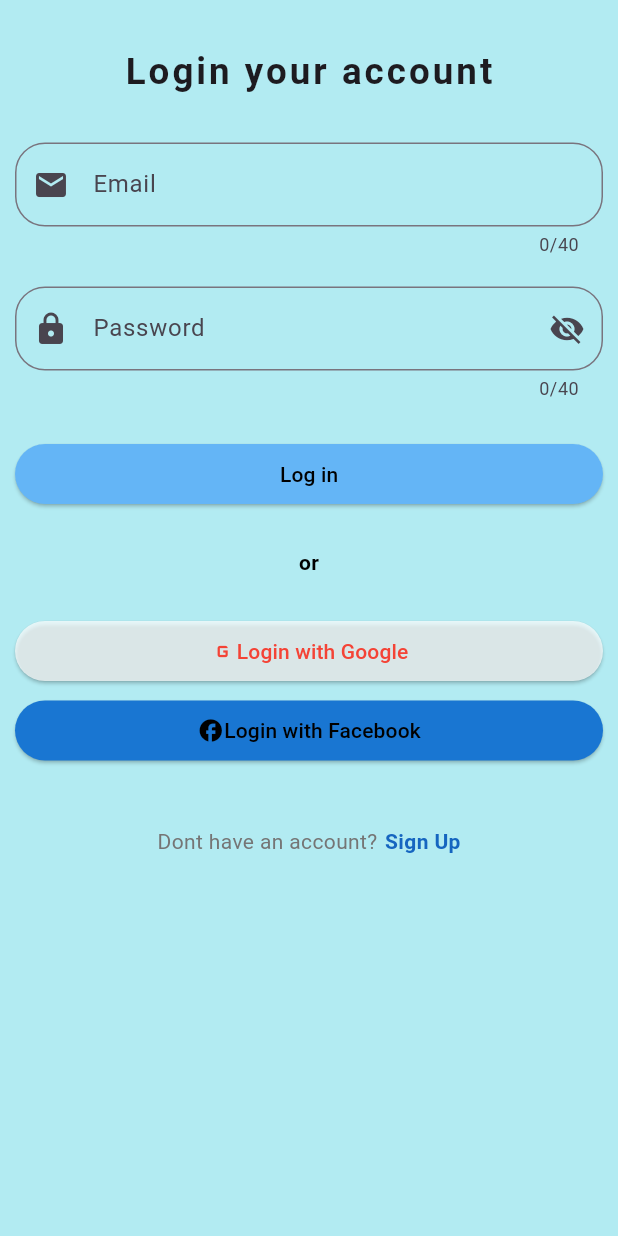
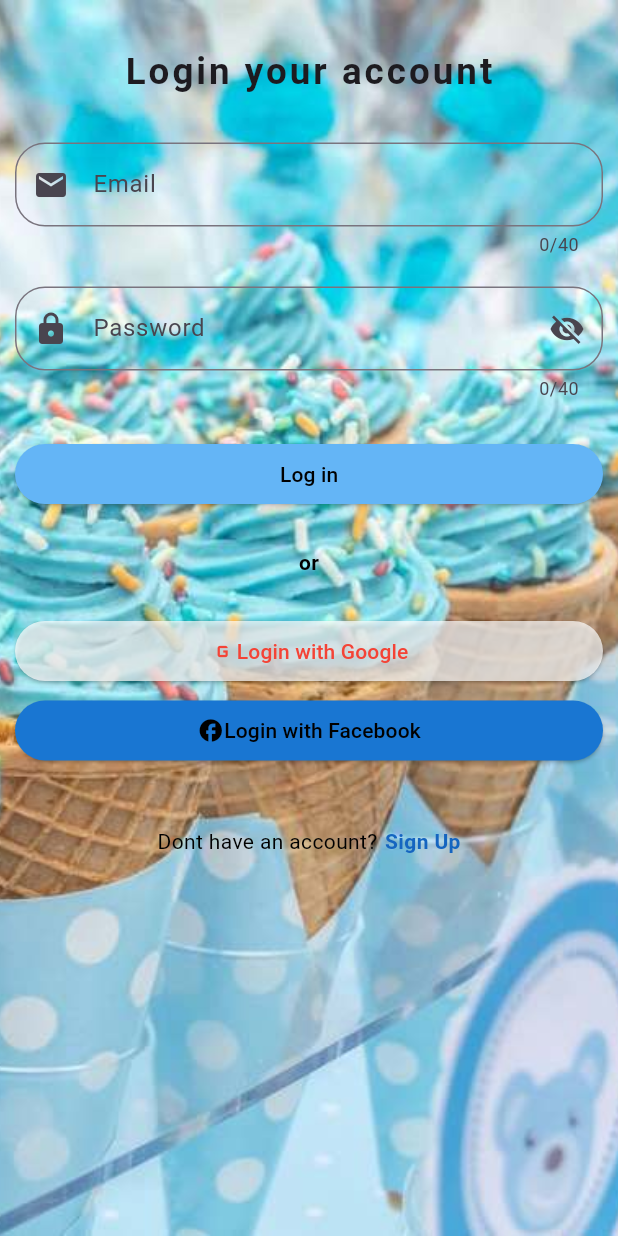
Before and after one commit to Louissejaneg/OrderJoy, a Flutter app: the screen it shows after launch, after a tap on "Create Account", after a tap on "Log In", on a phone screen of 412 x 824 dp. Run offline on Flutter 3.47's test engine with Material 3 defaults, Android fonts, the phone set to English and light mode, and no system bars; our stand-ins replace flutter_carousel_widget, flutter_spinkit; network calls fail.

Commit message:
Final Activity.5

```diff
--- a/lib/pages/dashboard.dart
+++ b/lib/pages/dashboard.dart
@@ -1,4 +1,5 @@
 import 'package:flutter/material.dart';
+import 'package:flutter_carousel_widget/flutter_carousel_widget.dart';
 
 class Dashboard extends StatefulWidget {
   const Dashboard({super.key});
@@ -54,17 +55,46 @@ class _DashboardState extends State<Dashboard> {
             child: Column(
               mainAxisAlignment: MainAxisAlignment.center,
               children: [
-                Center(
-                  child: Image.asset(
-                    'assets/nobg.jpg',
-                    height: 700,
-                    width: 360,
+                FlutterCarousel(
+                  options: CarouselOptions(
+                    height: 500.0,
+                    autoPlay: true,
+                    autoPlayAnimationDuration: Duration(seconds: 5),
+                    showIndicator: true,
+                    slideIndicator: CircularSlideIndicator(),
                   ),
+                  items: [
+                    'assets/Graham.jpg',
+                    'assets/Halohalo.webp',
+                    'assets/Icecream.jpg',
+                    'assets/MaisConYelo.webp',
+                  ].map((String imagePath) {
+                    return Builder(
+                      builder: (BuildContext context) {
+                        return Container(
+                          width: MediaQuery.of(context).size.width,
+                          margin: EdgeInsets.symmetric(horizontal: 10.0),
+                          decoration: BoxDecoration(
+                            color: Colors.blue[400],
+                            borderRadius: BorderRadius.circular(10.0),
+                          ),
+                          child: ClipRRect(
+                            borderRadius: BorderRadius.circular(10.0),
+                            child: Image.asset(
+                              imagePath,
+                              fit: BoxFit.cover,
+                            ),
+                          ),
+                        );
+                      },
+                    );
+                  }).toList(),
                 ),
-              ],
+                  ]
+                ),
             ),
           ),
-        )
+
     );
   }
 }
--- a/lib/pages/login.dart
+++ b/lib/pages/login.dart
@@ -46,7 +46,15 @@ class _LoginState extends State<Login> {
     return Scaffold(
       resizeToAvoidBottomInset: false,
       backgroundColor: Colors.cyan[100],
-      body: SafeArea(
+        body: SafeArea(
+        child: Container(
+        decoration: BoxDecoration(
+        image: DecorationImage(
+        image: AssetImage('assets/Cone.jpg'),
+    fit: BoxFit.cover
+    ),
+    ),
+
         child: Padding(
           padding: EdgeInsets.fromLTRB(10.0, 30.0, 10.0, 0),
           child: Column(
@@ -217,7 +225,7 @@ class _LoginState extends State<Login> {
                     Text(
                       'Dont have an account?',
                       style: TextStyle(
-                        color: Colors.grey[600],
+                        color: Colors.black,
                       ),
                     ),
                     SizedBox(width: 5.0,),
@@ -240,6 +248,7 @@ class _LoginState extends State<Login> {
         ),
       ),
     ),
+    ),
     );
   }
 
--- a/lib/pages/menu.dart
+++ b/lib/pages/menu.dart
@@ -19,7 +19,7 @@ class _MenuState extends State<Menu> {
     final response = await http.get(Uri.parse('http://10.0.2.2:8080/api/v1/product/all')
     );
     final data = jsonDecode(response.body);
-    print (data);
+    // print (data);
     List products = <Product>[];
     for(var product in data){
       products.add(Product.fromJson(product));
@@ -69,7 +69,7 @@ class _MenuState extends State<Menu> {
                   itemCount: products.length,
                   itemBuilder: (context, index){
                     return Card(
-                      color: Colors.grey[300],
+                      color: Colors.blue[300],
                       child: ListTile(
                         title: Column(
                           crossAxisAlignment: CrossAxisAlignment.start,
--- a/lib/pages/signup.dart
+++ b/lib/pages/signup.dart
@@ -39,7 +39,14 @@ createAccount(User user) async{
     return Scaffold(
       backgroundColor: Colors.cyan[100],
       body: SafeArea(
-        child: Padding(
+        child: Container(
+         decoration: BoxDecoration(
+           image: DecorationImage(
+           image: AssetImage('assets/Cone.jpg'),
+           fit: BoxFit.cover
+         ),
+        ),
+           child: Padding(
           padding: EdgeInsets.fromLTRB(10.0, 30.0, 10.0, 0),
           child: Column(
             crossAxisAlignment: CrossAxisAlignment.center,
@@ -162,6 +169,51 @@ createAccount(User user) async{
                   foregroundColor: Colors.black
                 ),
               ),
+
+                    SizedBox(height: 25.0,),
+                    Row(
+                      mainAxisAlignment: MainAxisAlignment.center,
+                      children: <Widget>[
+                        Text(
+                          'or',
+                          style: TextStyle(
+                            color: Colors.black,
+                            fontWeight: FontWeight.bold,
+                          ),
+                        ),
+                      ],
+                    ),
+                    SizedBox(height: 25.0,),
+                    ElevatedButton(
+                      onPressed: (){},
+                      child: Row(
+                        mainAxisAlignment: MainAxisAlignment.center,
+                        children: [
+                          Icon(Icons.g_mobiledata),
+                          Text('Continue with Google'),
+                        ],
+                      ),
+                      style: ElevatedButton.styleFrom(
+                          backgroundColor: Colors.white70,
+                          foregroundColor: Colors.red
+                      ),
+                    ),
+                    SizedBox(height: 5.0,),
+                    ElevatedButton(
+                      onPressed: (){},
+                      child: Row(
+                        mainAxisAlignment: MainAxisAlignment.center,
+                        children: [
+                          Icon(Icons.facebook),
+                          Text('Continue with Facebook'),
+                        ],
+                      ),
+                      style: ElevatedButton.styleFrom(
+                          backgroundColor: Colors.blue[700],
+                          foregroundColor: Colors.black
+                      ),
+                    ),
+
                     SizedBox(height: 40.0,),
                     Row(
                       mainAxisAlignment: MainAxisAlignment.center,
@@ -169,7 +221,7 @@ createAccount(User user) async{
                         Text(
                           'Already have an account?',
                           style: TextStyle(
-                            color: Colors.grey[600],
+                            color: Colors.black,
                           ),
                         ),
                         SizedBox(width: 5.0,),
@@ -192,6 +244,7 @@ createAccount(User user) async{
       ),
     ),
       ),
+    ),
     );
   }
 }
--- a/pubspec.yaml
+++ b/pubspec.yaml
@@ -37,6 +37,7 @@ dependencies:
   cupertino_icons: ^1.0.6
   http: ^1.2.1
   flutter_spinkit: ^5.2.1
+  flutter_carousel_widget: ^2.2.0
 
 dev_dependencies:
   flutter_test:
```
Also changed, not shown: lib/pages/selectedProduct.dart (+15 -1 lines), assets/BukoPandan.jpg (added), assets/Cone.jpg (added), assets/Graham.jpg (added), assets/Halohalo.webp (added), assets/Icecream.jpg (added), assets/Lecheplan.jpg (added), assets/MaisConYelo.webp (added), pubspec.lock.
